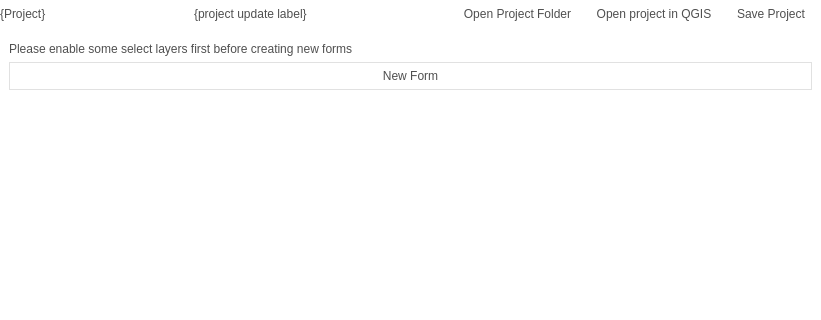
Before: the Qt Designer form src/configmanager/ui/ui_projectwidget.ui in roam-qgis/Roam, drawn with Qt 5; both pictures show x 0 to 821 and y 0 to 320 of the 821 by 667 pixel window.
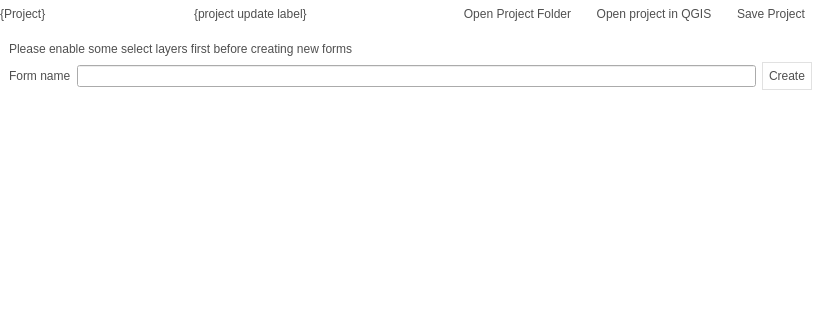
After: the same form once the commit is applied. Icons and pictures are not drawn. Custom widgets are drawn as their Qt base class.

Commit message:
Add new form and new project text boxes on projects and forms nodes
Only enable button if the folder doesn't already exits.

Patch:
```diff
--- a/src/configmanager/ui/ui_projectwidget.ui
+++ b/src/configmanager/ui/ui_projectwidget.ui
@@ -361,15 +361,29 @@
         </widget>
        </item>
        <item>
+        <layout class="QHBoxLayout" name="horizontalLayout">
+         <item>
+          <widget class="QLabel" name="label">
+           <property name="text">
+            <string>Form name</string>
+           </property>
+          </widget>
+         </item>
+         <item>
+          <widget class="QLineEdit" name="formNameEdit"/>
+         </item>
+         <item>
         <widget class="QPushButton" name="btnNewForm">
          <property name="text">
-          <string>New Form</string>
+            <string>Create</string>
          </property>
          <property name="icon">
           <iconset resource="../../roam/resources.qrc">
            <normaloff>:/icons/add</normaloff>:/icons/add</iconset>
          </property>
         </widget>
+         </item>
+        </layout>
        </item>
        <item>
         <spacer name="verticalSpacer_2">
```
Lines whose indentation alone changed are shown as unchanged. The commit also changes 5 other files.
